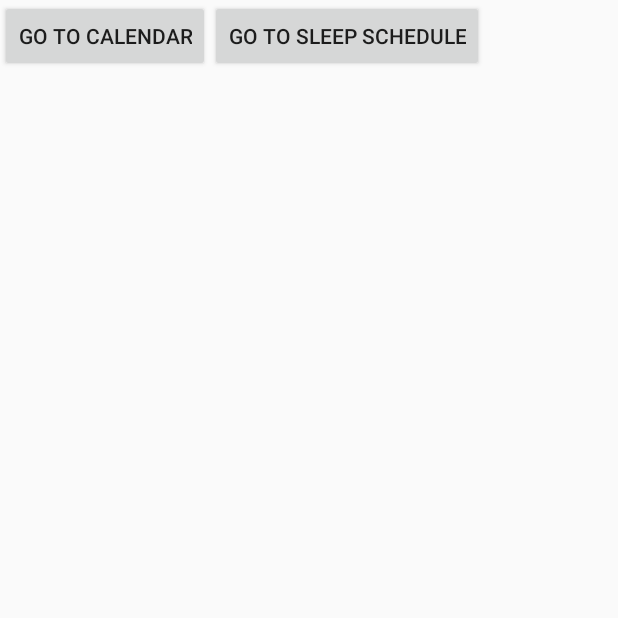
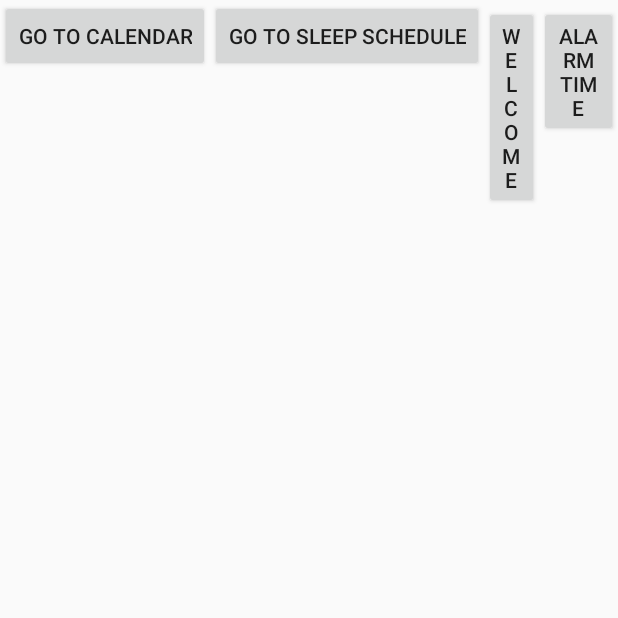
Before and after one commit to iluvyw/CS426-SleepSchedule, an Android app: the screen it shows after launch (MainActivity), on a phone screen of 412 x 824 dp, the top half of it. Run offline under Robolectric (Android 15) with nearby library versions, the phone set to English and light mode, and no system bars.

Commit message:
2 screen init

```diff
--- a/app/src/main/AndroidManifest.xml
+++ b/app/src/main/AndroidManifest.xml
@@ -11,6 +11,8 @@
         android:supportsRtl="true"
         android:theme="@style/Theme.SleepSchedule"
         tools:replace="android:theme">
+        <activity android:name=".SetAlarmTime"/>
+        <activity android:name=".Welcome" />
         <activity android:name=".MainActivity">
             <intent-filter>
                 <action android:name="android.intent.action.MAIN" />
@@ -18,8 +20,8 @@
                 <category android:name="android.intent.category.LAUNCHER" />
             </intent-filter>
         </activity>
-        <activity android:name=".CalendarActivity"/>
-        <activity android:name=".SleepHourActivity"/>
+        <activity android:name=".CalendarActivity" />
+        <activity android:name=".SleepHourActivity" />
     </application>
 
 </manifest>
--- a/app/src/main/java/com/example/sleepschedule/MainActivity.kt
+++ b/app/src/main/java/com/example/sleepschedule/MainActivity.kt
@@ -31,5 +31,13 @@ class MainActivity : AppCompatActivity(),setValue,getValue {
             val intent = Intent(this,SleepHourActivity::class.java)
             startActivity(intent)
         }
+        btWelcome.setOnClickListener{
+            val intent = Intent(this, Welcome::class.java)
+            startActivity(intent)
+        }
+        btSetAlarmTime.setOnClickListener{
+            val intent = Intent(this, SetAlarmTime::class.java)
+            startActivity(intent)
+        }
     }
 }
--- a/app/src/main/res/layout/activity_main.xml
+++ b/app/src/main/res/layout/activity_main.xml
@@ -18,4 +18,17 @@
         android:text="Go to sleep schedule"
         android:id="@+id/btSleepSchedule"/>
 
+    <Button
+        android:id="@+id/btWelcome"
+        android:layout_width="wrap_content"
+        android:layout_height="wrap_content"
+        android:layout_weight="1"
+        android:text="Welcome" />
+    <Button
+        android:id="@+id/btSetAlarmTime"
+        android:layout_width="wrap_content"
+        android:layout_height="wrap_content"
+        android:layout_weight="1"
+        android:text="Alarm Time" />
+
 </LinearLayout>
```
Also changed, not shown: app/src/main/java/com/example/sleepschedule/SetAlarmTime.kt (added, +11 -0 lines), app/src/main/java/com/example/sleepschedule/Welcome.kt (added, +11 -0 lines), app/src/main/res/layout/activity_set_alarm_time.xml (added, +9 -0 lines), app/src/main/res/layout/activity_welcome.xml (added, +9 -0 lines).
